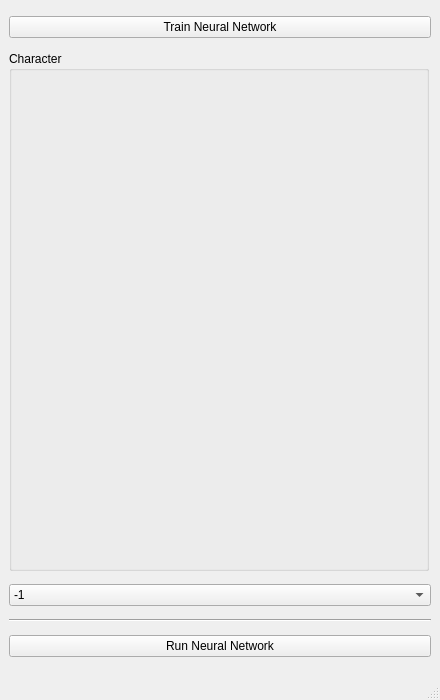
First picture: the form in 6_character_recognition/character_recognition.ui, repository DanGM96/cc-ia-2020, before the edit.
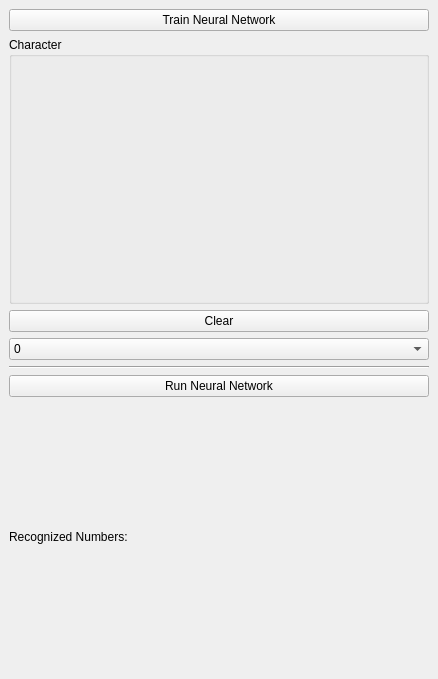
Second picture: the form after the edit. Icons and pictures are not drawn.

Commit message: Melhorias na interface

```diff
--- a/6_character_recognition/character_recognition.ui
+++ b/6_character_recognition/character_recognition.ui
@@ -6,8 +6,8 @@
    <rect>
     <x>0</x>
     <y>0</y>
-    <width>440</width>
-    <height>700</height>
+    <width>438</width>
+    <height>679</height>
    </rect>
   </property>
   <property name="windowTitle">
@@ -2466,13 +2466,15 @@
       </layout>
      </widget>
     </item>
+    <item>
+     <widget class="QPushButton" name="clearPushButton">
+      <property name="text">
+       <string>Clear</string>
+      </property>
+     </widget>
+    </item>
     <item>
      <widget class="QComboBox" name="characterComboBox">
-      <item>
-       <property name="text">
-        <string>-1</string>
-       </property>
-      </item>
       <item>
        <property name="text">
         <string>0</string>
@@ -2539,19 +2541,15 @@
       </property>
      </widget>
     </item>
+    <item>
+     <widget class="QLabel" name="outputLabel">
+      <property name="text">
+       <string>Recognized Numbers: </string>
+      </property>
+     </widget>
+    </item>
    </layout>
   </widget>
-  <widget class="QMenuBar" name="menubar">
-   <property name="geometry">
-    <rect>
-     <x>0</x>
-     <y>0</y>
-     <width>440</width>
-     <height>21</height>
-    </rect>
-   </property>
-  </widget>
-  <widget class="QStatusBar" name="statusbar"/>
  </widget>
  <resources>
   <include location="resource.qrc"/>
```
